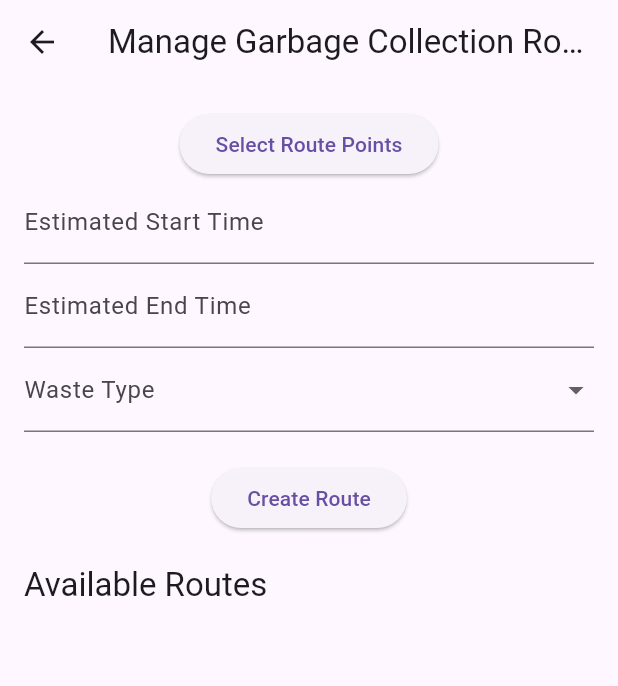
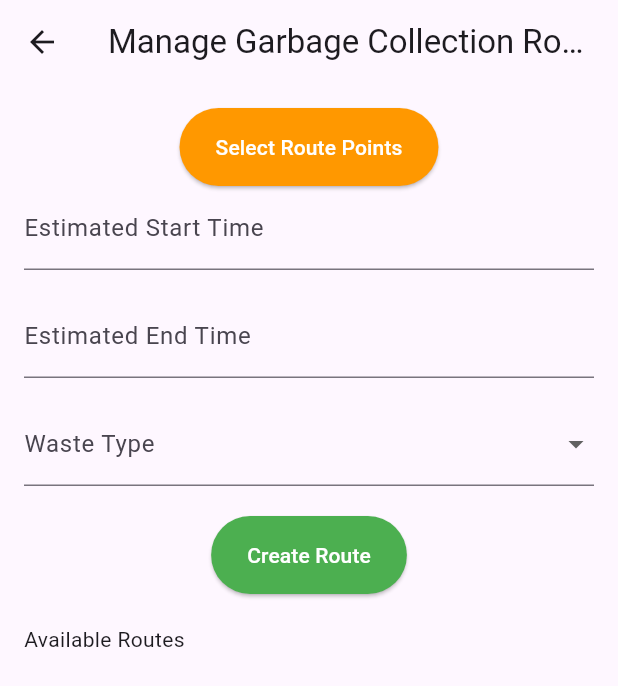
Before and after one commit to rumaiz013414/Kunu_lk, a Flutter app: the AdminHome screen opened by its route, in the side drawer, after a tap on "Manage Routes", on a phone screen of 412 x 824 dp. Shown: the top 686 px of the screen. Run offline on Flutter 3.47's test engine with Material 3 defaults, Android fonts, the phone set to English and light mode, and no system bars; our stand-ins replace cloud_firestore, firebase_analytics, firebase_auth, firebase_core, firebase_storage, geocoding and 4 more; accounts and stored records are empty.

Commit message:
made changes to the UI

```diff
--- a/lib/admin_screens/admin_home.dart
+++ b/lib/admin_screens/admin_home.dart
@@ -38,20 +38,27 @@ class _AdminHomeState extends State<AdminHome> {
   @override
   Widget build(BuildContext context) {
     return Scaffold(
-      appBar: AppBar(title: Text('Admin Home')),
+      appBar: AppBar(
+        title: Text('Home'),
+        backgroundColor: Colors.yellow[700], // Darker yellow for AppBar
+      ),
       drawer: Drawer(
+        child: Container(
+          color: Colors.yellow[100], // Subtle yellow background for the Drawer
           child: ListView(
             padding: EdgeInsets.zero,
             children: [
               DrawerHeader(
-              decoration: BoxDecoration(color: Colors.blue),
+                decoration: BoxDecoration(
+                  color: Colors.yellow[200], // Light yellow for DrawerHeader
+                ),
                 child: Text(
-                'Admin Menu',
-                style: TextStyle(color: Colors.white, fontSize: 24),
+                  'Home',
+                  style: TextStyle(color: Colors.black, fontSize: 24),
                 ),
               ),
               ListTile(
-              leading: Icon(Icons.route),
+                leading: Icon(Icons.route, color: Colors.yellow[800]),
                 title: Text('Manage Routes'),
                 onTap: () {
                   Navigator.push(
@@ -62,17 +69,18 @@ class _AdminHomeState extends State<AdminHome> {
                 },
               ),
               ListTile(
-              leading: Icon(Icons.people),
+                leading: Icon(Icons.people, color: Colors.yellow[800]),
                 title: Text('Manage Customers'),
                 onTap: () {
                   Navigator.push(
                     context,
-                  MaterialPageRoute(builder: (context) => ViewCustomersPage()),
+                    MaterialPageRoute(
+                        builder: (context) => ViewCustomersPage()),
                   );
                 },
               ),
               ListTile(
-              leading: Icon(Icons.person),
+                leading: Icon(Icons.person, color: Colors.yellow[800]),
                 title: Text('Manage Garbage Collectors'),
                 onTap: () {
                   Navigator.push(
@@ -84,7 +92,7 @@ class _AdminHomeState extends State<AdminHome> {
               ),
               Divider(), // Optional divider to separate the logout option
               ListTile(
-              leading: Icon(Icons.logout),
+                leading: Icon(Icons.logout, color: Colors.red),
                 title: Text('Logout'),
                 onTap: () {
                   _logout(context);
@@ -93,7 +101,12 @@ class _AdminHomeState extends State<AdminHome> {
             ],
           ),
         ),
-      body: Column(
+      ),
+      body: Container(
+        color: Colors.yellow[50], // Very subtle yellow background for the body
+        padding: const EdgeInsets.all(16.0),
+        child: Column(
+          crossAxisAlignment: CrossAxisAlignment.start,
           children: [
             StreamBuilder<QuerySnapshot>(
               stream: _garbageRoutesStream,
@@ -108,10 +121,15 @@ class _AdminHomeState extends State<AdminHome> {
 
                 final garbageRoutesCount = snapshot.data?.docs.length ?? 0;
 
-              return ListTile(
-                leading: Icon(Icons.route),
-                title: Text('number of Garbage Routes'),
+                return Card(
+                  margin: EdgeInsets.symmetric(vertical: 8.0),
+                  elevation: 4.0,
+                  child: ListTile(
+                    contentPadding: EdgeInsets.all(16.0),
+                    leading: Icon(Icons.route, color: Colors.yellow[800]),
+                    title: Text('Number of Garbage Routes'),
                     trailing: Text('$garbageRoutesCount'),
+                  ),
                 );
               },
             ),
@@ -128,10 +146,15 @@ class _AdminHomeState extends State<AdminHome> {
 
                 final customersCount = snapshot.data?.docs.length ?? 0;
 
-              return ListTile(
-                leading: Icon(Icons.people),
+                return Card(
+                  margin: EdgeInsets.symmetric(vertical: 8.0),
+                  elevation: 4.0,
+                  child: ListTile(
+                    contentPadding: EdgeInsets.all(16.0),
+                    leading: Icon(Icons.people, color: Colors.yellow[800]),
                     title: Text('Number of Customers'),
                     trailing: Text('$customersCount'),
+                  ),
                 );
               },
             ),
@@ -148,15 +171,21 @@ class _AdminHomeState extends State<AdminHome> {
 
                 final garbageCollectorsCount = snapshot.data?.docs.length ?? 0;
 
-              return ListTile(
-                leading: Icon(Icons.person),
+                return Card(
+                  margin: EdgeInsets.symmetric(vertical: 8.0),
+                  elevation: 4.0,
+                  child: ListTile(
+                    contentPadding: EdgeInsets.all(16.0),
+                    leading: Icon(Icons.person, color: Colors.yellow[800]),
                     title: Text('Number of Garbage Collectors'),
                     trailing: Text('$garbageCollectorsCount'),
+                  ),
                 );
               },
             ),
           ],
         ),
+      ),
     );
   }
 }
--- a/lib/admin_screens/manage_garbage_routes.dart
+++ b/lib/admin_screens/manage_garbage_routes.dart
@@ -170,7 +170,6 @@ class _ManageGarbageRoutesPageState extends State<ManageGarbageRoutesPage> {
         title: Text('Manage Garbage Collection Routes'),
       ),
       body: SingleChildScrollView(
-        child: Padding(
         padding: const EdgeInsets.all(16.0),
         child: Column(
           crossAxisAlignment: CrossAxisAlignment.start,
@@ -182,15 +181,25 @@ class _ManageGarbageRoutesPageState extends State<ManageGarbageRoutesPage> {
                   ElevatedButton(
                     onPressed: _selectRoutePoints,
                     child: Text('Select Route Points'),
+                    style: ElevatedButton.styleFrom(
+                      backgroundColor:
+                          Colors.orange, // Change button color here
+                      padding: EdgeInsets.symmetric(
+                          vertical: 16.0, horizontal: 24.0),
+                      foregroundColor: Colors.white, // Change text color here
+                    ),
                   ),
                   if (_routePoints.isNotEmpty)
-                      Column(
+                    Padding(
+                      padding: const EdgeInsets.symmetric(vertical: 8.0),
+                      child: Column(
                         crossAxisAlignment: CrossAxisAlignment.start,
                         children: [
                           Text('Selected Route Points:'),
-                          ..._routePoints.map((point) =>
-                              Text('(${point.latitude}, ${point.longitude})')),
+                          ..._routePoints.map((point) => Text(
+                              '(${point.latitude.toStringAsFixed(4)}, ${point.longitude.toStringAsFixed(4)})')),
                         ],
+                      ),
                     ),
                   TextFormField(
                     controller: _startTimeController,
@@ -199,6 +208,7 @@ class _ManageGarbageRoutesPageState extends State<ManageGarbageRoutesPage> {
                         InputDecoration(labelText: 'Estimated Start Time'),
                     onTap: () => _selectTime(context, _startTimeController),
                   ),
+                  SizedBox(height: 16),
                   TextFormField(
                     controller: _endTimeController,
                     readOnly: true,
@@ -206,6 +216,7 @@ class _ManageGarbageRoutesPageState extends State<ManageGarbageRoutesPage> {
                         InputDecoration(labelText: 'Estimated End Time'),
                     onTap: () => _selectTime(context, _endTimeController),
                   ),
+                  SizedBox(height: 16),
                   DropdownButtonFormField<String>(
                     value: _selectedWasteType,
                     decoration: InputDecoration(labelText: 'Waste Type'),
@@ -239,6 +250,12 @@ class _ManageGarbageRoutesPageState extends State<ManageGarbageRoutesPage> {
                   ElevatedButton(
                     onPressed: _createRoute,
                     child: Text('Create Route'),
+                    style: ElevatedButton.styleFrom(
+                      backgroundColor: Colors.green, // Change button color here
+                      padding: EdgeInsets.symmetric(
+                          vertical: 16.0, horizontal: 24.0),
+                      foregroundColor: Colors.white, // Change text color here
+                    ),
                   ),
                 ],
               ),
@@ -246,7 +263,7 @@ class _ManageGarbageRoutesPageState extends State<ManageGarbageRoutesPage> {
             SizedBox(height: 20),
             Text(
               'Available Routes',
-                style: Theme.of(context).textTheme.titleLarge,
+              style: Theme.of(context).textTheme.bodyMedium,
             ),
             StreamBuilder<QuerySnapshot>(
               stream: FirebaseFirestore.instance
@@ -261,7 +278,11 @@ class _ManageGarbageRoutesPageState extends State<ManageGarbageRoutesPage> {
                   shrinkWrap: true,
                   physics: NeverScrollableScrollPhysics(),
                   children: snapshot.data!.docs.map((doc) {
-                      return ListTile(
+                    return Card(
+                      margin: EdgeInsets.symmetric(vertical: 8.0),
+                      elevation: 4.0,
+                      child: ListTile(
+                        contentPadding: EdgeInsets.all(16.0),
                         title: Text(
                             'Route: (${doc['route_points'][0]['latitude']}, ${doc['route_points'][0]['longitude']}) to (${doc['route_points'].last['latitude']}, ${doc['route_points'].last['longitude']})'),
                         subtitle: Text(
@@ -271,17 +292,20 @@ class _ManageGarbageRoutesPageState extends State<ManageGarbageRoutesPage> {
                           children: [
                             IconButton(
                               icon: Icon(Icons.edit),
+                              color: Colors.blue, // Change icon color here
                               onPressed: () {
                                 _editRoute(doc);
                               },
                             ),
                             IconButton(
                               icon: Icon(Icons.delete),
+                              color: Colors.red, // Change icon color here
                               onPressed: () {
                                 _deleteRoute(doc.id);
                               },
                             ),
                           ],
+                        ),
                       ),
                     );
                   }).toList(),
@@ -291,7 +315,6 @@ class _ManageGarbageRoutesPageState extends State<ManageGarbageRoutesPage> {
           ],
         ),
       ),
-      ),
     );
   }
 }
```
Also changed, not shown: lib/customer_screens/customer_home_routes.dart (+6 -1 lines), lib/customer_screens/customer_profile/edit_customer_profile.dart (+50 -24 lines). Lines whose indentation alone changed are shown as unchanged.
